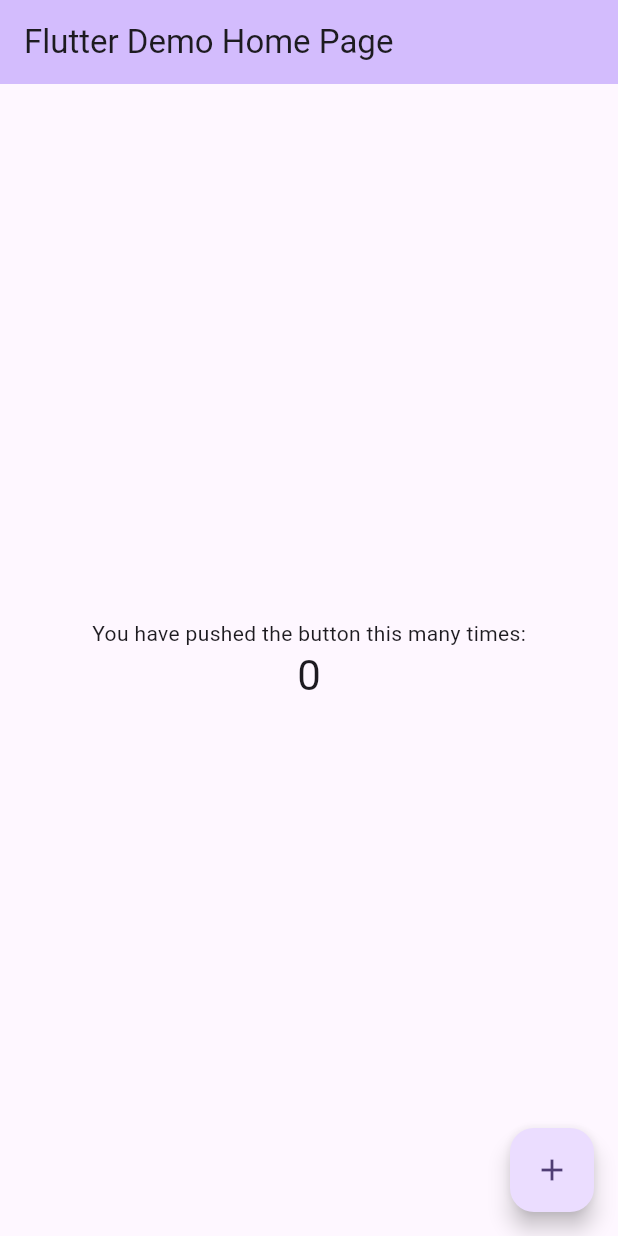
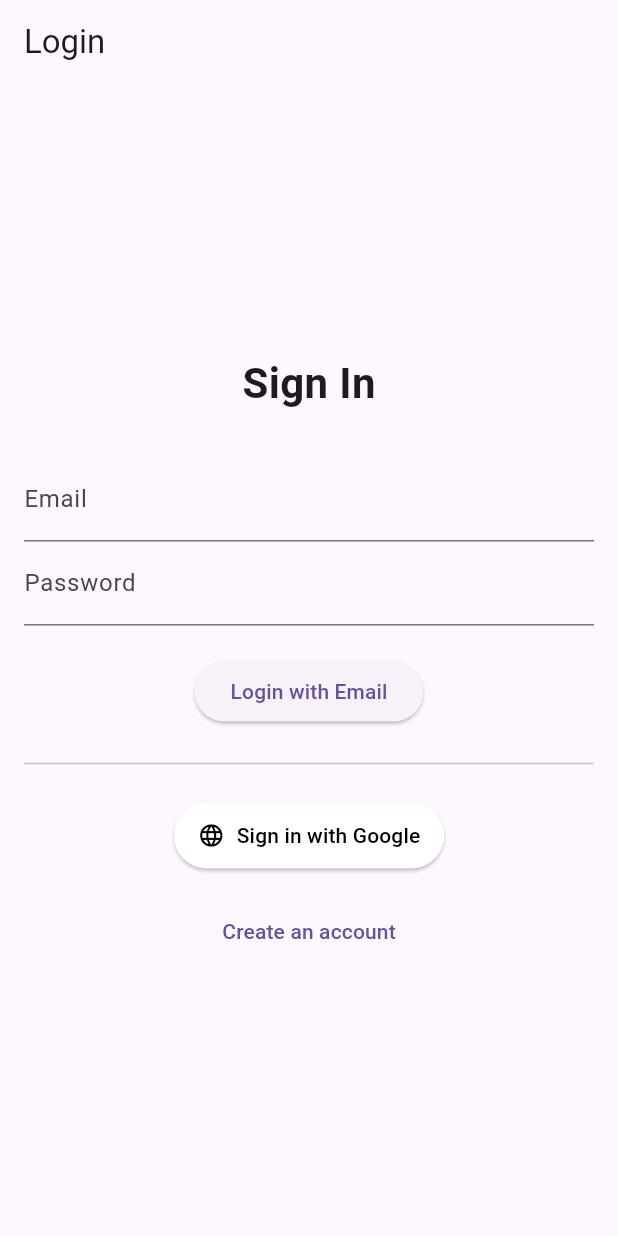
Before and after one commit to 0xmetamonkey/est, a Flutter app: the screen it shows after launch, on a phone screen of 412 x 824 dp. Run offline on Flutter 3.47's test engine with Material 3 defaults, Android fonts, the phone set to English and light mode, and no system bars; our stand-ins replace cloud_firestore, firebase_auth, firebase_core, google_sign_in; accounts and stored records are empty.

Commit message:
Implement authentication flow with login, signup, and home screens; add Google Sign-In support and update dependencies.

```diff
--- a/lib/main.dart
+++ b/lib/main.dart
@@ -1,5 +1,8 @@
 import 'package:flutter/material.dart';
 import 'package:firebase_core/firebase_core.dart';
+import 'screens/login_screen.dart';
+import 'screens/signup_screen.dart';
+import 'screens/home_screen.dart';
 
 Future<void> main() async {
   WidgetsFlutterBinding.ensureInitialized();
@@ -10,116 +13,17 @@ Future<void> main() async {
 class MyApp extends StatelessWidget {
   const MyApp({super.key});
 
-  // This widget is the root of your application.
   @override
   Widget build(BuildContext context) {
     return MaterialApp(
-      title: 'Flutter Demo',
-      theme: ThemeData(
-        // This is the theme of your application.
-        //
-        // TRY THIS: Try running your application with "flutter run". You'll see
-        // the application has a purple toolbar. Then, without quitting the app,
-        // try changing the seedColor in the colorScheme below to Colors.green
-        // and then invoke "hot reload" (save your changes or press the "hot
-        // reload" button in a Flutter-supported IDE, or press "r" if you used
-        // the command line to start the app).
-        //
-        // Notice that the counter didn't reset back to zero; the application
-        // state is not lost during the reload. To reset the state, use hot
-        // restart instead.
-        //
-        // This works for code too, not just values: Most code changes can be
-        // tested with just a hot reload.
-        colorScheme: ColorScheme.fromSeed(seedColor: Colors.deepPurple),
-      ),
-      home: const MyHomePage(title: 'Flutter Demo Home Page'),
+      title: 'ED Marketplace',
+      theme: ThemeData(primarySwatch: Colors.blue),
+      home: const LoginScreen(),
+      routes: {
+        '/login': (_) => const LoginScreen(),
+        '/signup': (_) => const SignupScreen(),
+        '/home': (_) => const HomeScreen(),
+      },
     );
   }
 }
-
-class MyHomePage extends StatefulWidget {
-  const MyHomePage({super.key, required this.title});
-
-  // This widget is the home page of your application. It is stateful, meaning
-  // that it has a State object (defined below) that contains fields that affect
-  // how it looks.
-
-  // This class is the configuration for the state. It holds the values (in this
-  // case the title) provided by the parent (in this case the App widget) and
-  // used by the build method of the State. Fields in a Widget subclass are
-  // always marked "final".
-
-  final String title;
-
-  @override
-  State<MyHomePage> createState() => _MyHomePageState();
-}
-
-class _MyHomePageState extends State<MyHomePage> {
-  int _counter = 0;
-
-  void _incrementCounter() {
-    setState(() {
-      // This call to setState tells the Flutter framework that something has
-      // changed in this State, which causes it to rerun the build method below
-      // so that the display can reflect the updated values. If we changed
-      // _counter without calling setState(), then the build method would not be
-      // called again, and so nothing would appear to happen.
-      _counter++;
-    });
-  }
-
-  @override
-  Widget build(BuildContext context) {
-    // This method is rerun every time setState is called, for instance as done
-    // by the _incrementCounter method above.
-    //
-    // The Flutter framework has been optimized to make rerunning build methods
-    // fast, so that you can just rebuild anything that needs updating rather
-    // than having to individually change instances of widgets.
-    return Scaffold(
-      appBar: AppBar(
-        // TRY THIS: Try changing the color here to a specific color (to
-        // Colors.amber, perhaps?) and trigger a hot reload to see the AppBar
-        // change color while the other colors stay the same.
-        backgroundColor: Theme.of(context).colorScheme.inversePrimary,
-        // Here we take the value from the MyHomePage object that was created by
-        // the App.build method, and use it to set our appbar title.
-        title: Text(widget.title),
-      ),
-      body: Center(
-        // Center is a layout widget. It takes a single child and positions it
-        // in the middle of the parent.
-        child: Column(
-          // Column is also a layout widget. It takes a list of children and
-          // arranges them vertically. By default, it sizes itself to fit its
-          // children horizontally, and tries to be as tall as its parent.
-          //
-          // Column has various properties to control how it sizes itself and
-          // how it positions its children. Here we use mainAxisAlignment to
-          // center the children vertically; the main axis here is the vertical
-          // axis because Columns are vertical (the cross axis would be
-          // horizontal).
-          //
-          // TRY THIS: Invoke "debug painting" (choose the "Toggle Debug Paint"
-          // action in the IDE, or press "p" in the console), to see the
-          // wireframe for each widget.
-          mainAxisAlignment: MainAxisAlignment.center,
-          children: [
-            const Text('You have pushed the button this many times:'),
-            Text(
-              '$_counter',
-              style: Theme.of(context).textTheme.headlineMedium,
-            ),
-          ],
-        ),
-      ),
-      floatingActionButton: FloatingActionButton(
-        onPressed: _incrementCounter,
-        tooltip: 'Increment',
-        child: const Icon(Icons.add),
-      ),
-    );
-  }
-}
--- /dev/null
+++ b/lib/screens/login_screen.dart
@@ -0,0 +1,133 @@
+import 'package:flutter/material.dart';
+import 'package:firebase_auth/firebase_auth.dart';
+import 'package:google_sign_in/google_sign_in.dart';
+import 'signup_screen.dart';
+import 'home_screen.dart';
+
+class LoginScreen extends StatefulWidget {
+  const LoginScreen({super.key});
+
+  @override
+  State<LoginScreen> createState() => _LoginScreenState();
+}
+
+class _LoginScreenState extends State<LoginScreen> {
+  final emailCtrl = TextEditingController();
+  final passCtrl = TextEditingController();
+  bool loading = false;
+
+  Future<void> login() async {
+    setState(() => loading = true);
+    try {
+      await FirebaseAuth.instance.signInWithEmailAndPassword(
+        email: emailCtrl.text.trim(),
+        password: passCtrl.text.trim(),
+      );
+
+      if (!mounted) return;
+      Navigator.pushReplacement(
+        context,
+        MaterialPageRoute(builder: (_) => const HomeScreen()),
+      );
+    } catch (e) {
+      ScaffoldMessenger.of(
+        context,
+      ).showSnackBar(SnackBar(content: Text("Login failed: $e")));
+    }
+    setState(() => loading = false);
+  }
+
+  Future<void> signInWithGoogle() async {
+    setState(() => loading = true);
+    try {
+      final googleSignIn = GoogleSignIn();
+      final googleUser = await googleSignIn.signIn();
+      if (googleUser == null) {
+        setState(() => loading = false);
+        return;
+      }
+
+      final googleAuth = await googleUser.authentication;
+      final credential = GoogleAuthProvider.credential(
+        accessToken: googleAuth.accessToken,
+        idToken: googleAuth.idToken,
+      );
+
+      await FirebaseAuth.instance.signInWithCredential(credential);
+
+      if (!mounted) return;
+      Navigator.pushReplacement(
+        context,
+        MaterialPageRoute(builder: (_) => const HomeScreen()),
+      );
+    } catch (e) {
+      if (!mounted) return;
+      ScaffoldMessenger.of(
+        context,
+      ).showSnackBar(SnackBar(content: Text("Google Sign-In failed: $e")));
+    }
+    setState(() => loading = false);
+  }
+
+  @override
+  Widget build(BuildContext context) {
+    return Scaffold(
+      appBar: AppBar(title: const Text("Login")),
+      body: Padding(
+        padding: const EdgeInsets.all(16),
+        child: Column(
+          mainAxisAlignment: MainAxisAlignment.center,
+          children: [
+            const Text(
+              "Sign In",
+              style: TextStyle(fontSize: 28, fontWeight: FontWeight.bold),
+            ),
+            const SizedBox(height: 30),
+            TextField(
+              controller: emailCtrl,
+              decoration: const InputDecoration(labelText: "Email"),
+            ),
+            TextField(
+              controller: passCtrl,
+              obscureText: true,
+              decoration: const InputDecoration(labelText: "Password"),
+            ),
+            const SizedBox(height: 20),
+            ElevatedButton(
+              onPressed: loading ? null : login,
+              child: loading
+                  ? const CircularProgressIndicator()
+                  : const Text("Login with Email"),
+            ),
+            const SizedBox(height: 16),
+            const Divider(),
+            const SizedBox(height: 16),
+            ElevatedButton.icon(
+              icon: const Icon(Icons.language),
+              label: const Text("Sign in with Google"),
+              onPressed: loading ? null : signInWithGoogle,
+              style: ElevatedButton.styleFrom(
+                backgroundColor: Colors.white,
+                foregroundColor: Colors.black,
+                padding: const EdgeInsets.symmetric(
+                  horizontal: 16,
+                  vertical: 12,
+                ),
+              ),
+            ),
+            const SizedBox(height: 16),
+            TextButton(
+              onPressed: () {
+                Navigator.push(
+                  context,
+                  MaterialPageRoute(builder: (_) => const SignupScreen()),
+                );
+              },
+              child: const Text("Create an account"),
+            ),
+          ],
+        ),
+      ),
+    );
+  }
+}
--- a/pubspec.yaml
+++ b/pubspec.yaml
@@ -45,6 +45,7 @@ dependencies:
   firebase_core: ^4.2.1
   firebase_auth: ^6.1.2
   cloud_firestore: ^6.1.0
+  google_sign_in: ^6.2.1
 
 dev_dependencies:
   flutter_test:
```
Also changed, not shown: lib/screens/home_screen.dart (added, +36 -0 lines), lib/screens/signup_screen.dart (added, +79 -0 lines), assets/google_logo.svg (added), pubspec.lock, 1 other file.
